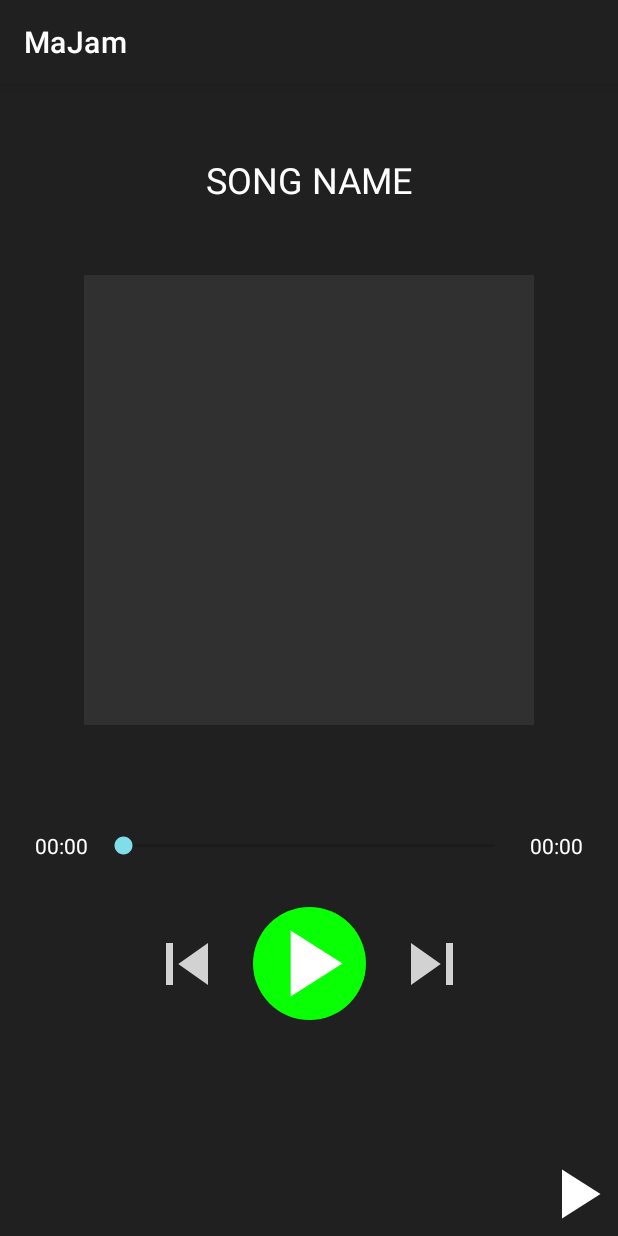
After one commit to shubhamsinghshubham777/MaJam-Music-Player, an Android app: the SongFragment screen opened through its navigation route, on a phone screen of 412 x 824 dp. The commit adds this screen. Run offline under Robolectric (Android 15) with nearby library versions, the phone set to English and light mode, and no system bars; our stand-ins replace Dagger/Hilt's generated code; libraries missing offline, so code that uses them is left out: androidx.hilt.lifecycle; network calls fail; 1 statement that could not run was skipped.

Commit message:
Displaying current song in SongFragment

```diff
--- a/app/src/main/java/com/shubham/majam/ui/MainActivity.kt
+++ b/app/src/main/java/com/shubham/majam/ui/MainActivity.kt
@@ -4,6 +4,8 @@ import androidx.appcompat.app.AppCompatActivity
 import android.os.Bundle
 import android.support.v4.media.session.PlaybackStateCompat
 import androidx.activity.viewModels
+import androidx.core.view.isVisible
+import androidx.navigation.fragment.findNavController
 import androidx.viewpager2.widget.ViewPager2
 import com.bumptech.glide.RequestManager
 import com.google.android.material.snackbar.Snackbar
@@ -59,7 +61,36 @@ class MainActivity : AppCompatActivity() {
                 mainViewModel.playOrToggleSong(it, true)
             }
         }
+
+        swipeSongAdapter.setItemClickListener {
+            navHostFragment.findNavController().navigate(
+                R.id.globalActionToSongFragment
+            )
+        }
+
+        navHostFragment.findNavController().addOnDestinationChangedListener { _, destination, _ ->
+            when(destination.id) {
+                R.id.songFragment -> hideBottomBar()
+                R.id.homeFragment -> showBottomBar()
+                else -> showBottomBar()
+            }
+        }
     }
+
+    private fun hideBottomBar() {
+        ivCurSongImage.isVisible = false
+        vpSong.isVisible = false
+        ivPlayPause.isVisible = false
+
+    }
+
+    private fun showBottomBar() {
+        ivCurSongImage.isVisible = true
+        vpSong.isVisible = true
+        ivPlayPause.isVisible = true
+
+    }
+
 
     private fun switchViewPagerToCurrentSong(song: Song) {
         val newItemIndex = swipeSongAdapter.songs.indexOf(song)
--- /dev/null
+++ b/app/src/main/java/com/shubham/majam/ui/fragments/SongFragment.kt
@@ -0,0 +1,66 @@
+package com.shubham.majam.ui.fragments
+
+import android.os.Bundle
+import android.view.View
+import androidx.fragment.app.Fragment
+import androidx.fragment.app.viewModels
+import androidx.lifecycle.ViewModelProvider
+import com.bumptech.glide.RequestManager
+import com.shubham.majam.R
+import com.shubham.majam.data.entities.Song
+import com.shubham.majam.exoplayer.toSong
+import com.shubham.majam.other.Status
+import com.shubham.majam.other.Status.*
+import com.shubham.majam.ui.viewmodels.MainViewModel
+import com.shubham.majam.ui.viewmodels.SongViewModel
+import dagger.hilt.android.AndroidEntryPoint
+import kotlinx.android.synthetic.main.fragment_song.*
+import javax.inject.Inject
+
+@AndroidEntryPoint
+class SongFragment : Fragment(R.layout.fragment_song) {
+
+    @Inject
+    lateinit var glide: RequestManager
+
+    private lateinit var mainViewModel: MainViewModel
+    private val songViewModel: SongViewModel by viewModels()
+
+    private var curPlayingSong: Song? = null
+
+    override fun onViewCreated(view: View, savedInstanceState: Bundle?) {
+        super.onViewCreated(view, savedInstanceState)
+        mainViewModel = ViewModelProvider(requireActivity()).get(MainViewModel::class.java)
+        subscribeToObservers()
+    }
+
+    private fun updateTitleAndSongImage(song: Song) {
+        val title = "${song.title} - ${song.subtitle}"
+        tvSongName.text = title
+        glide.load(song.imageUrl).into(ivSongImage)
+    }
+
+    private fun subscribeToObservers() {
+        mainViewModel.mediaItems.observe(viewLifecycleOwner) {
+            it?.let { result ->
+                when (result.status) {
+                    SUCCESS -> {
+                        result.data?.let { songs->
+                            if(curPlayingSong == null && songs.isNotEmpty()) {
+                                curPlayingSong = songs[0]
+                                updateTitleAndSongImage(songs[0])
+                            }
+                        }
+                    }
+                    else -> Unit
+                }
+            }
+        }
+
+        mainViewModel.curPlayingSong.observe(viewLifecycleOwner) {
+            if(it == null) return@observe
+            curPlayingSong = it.toSong()
+            updateTitleAndSongImage(curPlayingSong!!)
+        }
+    }
+}
--- /dev/null
+++ b/app/src/main/res/drawable/ic_skip.xml
@@ -0,0 +1,11 @@
+<vector xmlns:android="http://schemas.android.com/apk/res/android"
+    android:width="24dp"
+    android:height="24dp"
+    android:viewportWidth="24"
+    android:viewportHeight="24"
+    android:tint="#FFFFFF"
+    android:alpha="0.8">
+    <path
+        android:fillColor="@android:color/white"
+        android:pathData="M6,18l8.5,-6L6,6v12zM16,6v12h2V6h-2z"/>
+</vector>
--- /dev/null
+++ b/app/src/main/res/drawable/ic_skip_previous.xml
@@ -0,0 +1,11 @@
+<vector xmlns:android="http://schemas.android.com/apk/res/android"
+    android:width="24dp"
+    android:height="24dp"
+    android:viewportWidth="24"
+    android:viewportHeight="24"
+    android:tint="#FFFFFF"
+    android:alpha="0.8">
+    <path
+        android:fillColor="@android:color/white"
+        android:pathData="M6,6h2v12L6,18zM9.5,12l8.5,6L18,6z"/>
+</vector>
--- /dev/null
+++ b/app/src/main/res/layout/fragment_song.xml
@@ -0,0 +1,114 @@
+<?xml version="1.0" encoding="utf-8"?>
+<androidx.constraintlayout.widget.ConstraintLayout xmlns:android="http://schemas.android.com/apk/res/android"
+    xmlns:app="http://schemas.android.com/apk/res-auto"
+    xmlns:tools="http://schemas.android.com/tools"
+    android:layout_width="match_parent"
+    android:layout_height="match_parent"
+    android:background="@color/darkBackground"
+    tools:context=".ui.MainActivity">
+
+    <com.google.android.material.textview.MaterialTextView
+        android:id="@+id/tvSongName"
+        android:layout_width="0dp"
+        android:layout_height="wrap_content"
+        android:gravity="center"
+        android:text="SONG NAME"
+        android:textColor="@color/white"
+        android:textSize="24sp"
+        app:layout_constraintBottom_toTopOf="@+id/ivSongImage"
+        app:layout_constraintEnd_toEndOf="parent"
+        app:layout_constraintHorizontal_bias="0.5"
+        app:layout_constraintStart_toStartOf="parent"
+        app:layout_constraintTop_toTopOf="parent" />
+
+    <ImageView
+        android:id="@+id/ivSongImage"
+        android:layout_width="300dp"
+        android:layout_height="300dp"
+        android:background="@color/mediumDarkBackground"
+        app:layout_constraintBottom_toTopOf="@+id/guideline2"
+        app:layout_constraintEnd_toEndOf="parent"
+        app:layout_constraintHorizontal_bias="0.5"
+        app:layout_constraintStart_toStartOf="parent" />
+
+    <com.google.android.material.textview.MaterialTextView
+        android:id="@+id/tvCurTime"
+        android:layout_width="50dp"
+        android:layout_height="wrap_content"
+        android:layout_marginStart="16dp"
+        android:gravity="center"
+        android:text="00:00"
+        android:textColor="@color/white"
+        android:textSize="14sp"
+        app:layout_constraintBottom_toBottomOf="@+id/seekBar"
+        app:layout_constraintStart_toStartOf="parent"
+        app:layout_constraintTop_toTopOf="@+id/seekBar" />
+
+    <SeekBar
+        android:id="@+id/seekBar"
+        android:layout_width="0dp"
+        android:layout_height="18dp"
+        app:layout_constraintEnd_toStartOf="@+id/tvSongDuration"
+        app:layout_constraintStart_toEndOf="@+id/tvCurTime"
+        app:layout_constraintTop_toTopOf="@+id/guideline3" />
+
+    <com.google.android.material.textview.MaterialTextView
+        android:id="@+id/tvSongDuration"
+        android:layout_width="50dp"
+        android:layout_height="wrap_content"
+        android:layout_marginEnd="16dp"
+        android:gravity="center"
+        android:text="00:00"
+        android:textColor="@color/white"
+        android:textSize="14sp"
+        app:layout_constraintBottom_toBottomOf="@+id/seekBar"
+        app:layout_constraintEnd_toEndOf="parent"
+        app:layout_constraintTop_toTopOf="@+id/seekBar" />
+
+    <ImageView
+        android:id="@+id/ivPlayPauseDetail"
+        android:layout_width="75dp"
+        android:layout_height="75dp"
+        android:layout_marginTop="32dp"
+        android:background="@drawable/circle_drawable"
+        android:src="@drawable/ic_play"
+        app:layout_constraintEnd_toEndOf="parent"
+        app:layout_constraintHorizontal_bias="0.5"
+        app:layout_constraintStart_toStartOf="parent"
+        app:layout_constraintTop_toBottomOf="@+id/seekBar" />
+
+    <ImageView
+        android:id="@+id/ivSkipPrevious"
+        android:layout_width="56dp"
+        android:layout_height="56dp"
+        android:layout_marginEnd="16dp"
+        android:src="@drawable/ic_skip_previous"
+        app:layout_constraintBottom_toBottomOf="@+id/ivPlayPauseDetail"
+        app:layout_constraintEnd_toStartOf="@+id/ivPlayPauseDetail"
+        app:layout_constraintTop_toTopOf="@+id/ivPlayPauseDetail" />
+
+    <ImageView
+        android:id="@+id/ivSkip"
+        android:layout_width="56dp"
+        android:layout_height="56dp"
+        android:layout_marginStart="16dp"
+        android:src="@drawable/ic_skip"
+        app:layout_constraintBottom_toBottomOf="@+id/ivPlayPauseDetail"
+        app:layout_constraintStart_toEndOf="@+id/ivPlayPauseDetail"
+        app:layout_constraintTop_toTopOf="@+id/ivPlayPauseDetail" />
+
+    <androidx.constraintlayout.widget.Guideline
+        android:id="@+id/guideline2"
+        android:layout_width="wrap_content"
+        android:layout_height="wrap_content"
+        android:orientation="horizontal"
+        app:layout_constraintGuide_percent="0.6" />
+
+    <androidx.constraintlayout.widget.Guideline
+        android:id="@+id/guideline3"
+        android:layout_width="wrap_content"
+        android:layout_height="wrap_content"
+        android:orientation="horizontal"
+        app:layout_constraintGuide_percent="0.7" />
+
+</androidx.constraintlayout.widget.ConstraintLayout>
--- a/app/src/main/res/navigation/nav_graph.xml
+++ b/app/src/main/res/navigation/nav_graph.xml
@@ -1,10 +1,19 @@
 <?xml version="1.0" encoding="utf-8"?>
 <navigation xmlns:android="http://schemas.android.com/apk/res/android"
-    xmlns:app="http://schemas.android.com/apk/res-auto" android:id="@+id/nav_graph"
+    xmlns:app="http://schemas.android.com/apk/res-auto"
+    xmlns:tools="http://schemas.android.com/tools"
+    android:id="@+id/nav_graph"
     app:startDestination="@id/homeFragment">
 
     <fragment
         android:id="@+id/homeFragment"
         android:name="com.shubham.majam.ui.fragments.HomeFragment"
         android:label="HomeFragment" />
+    <fragment
+        android:id="@+id/songFragment"
+        android:name="com.shubham.majam.ui.fragments.SongFragment"
+        android:label="SongFragment" />
+
+    <action android:id="@+id/globalActionToSongFragment"
+        app:destination="@+id/songFragment"/>
 </navigation>
```
